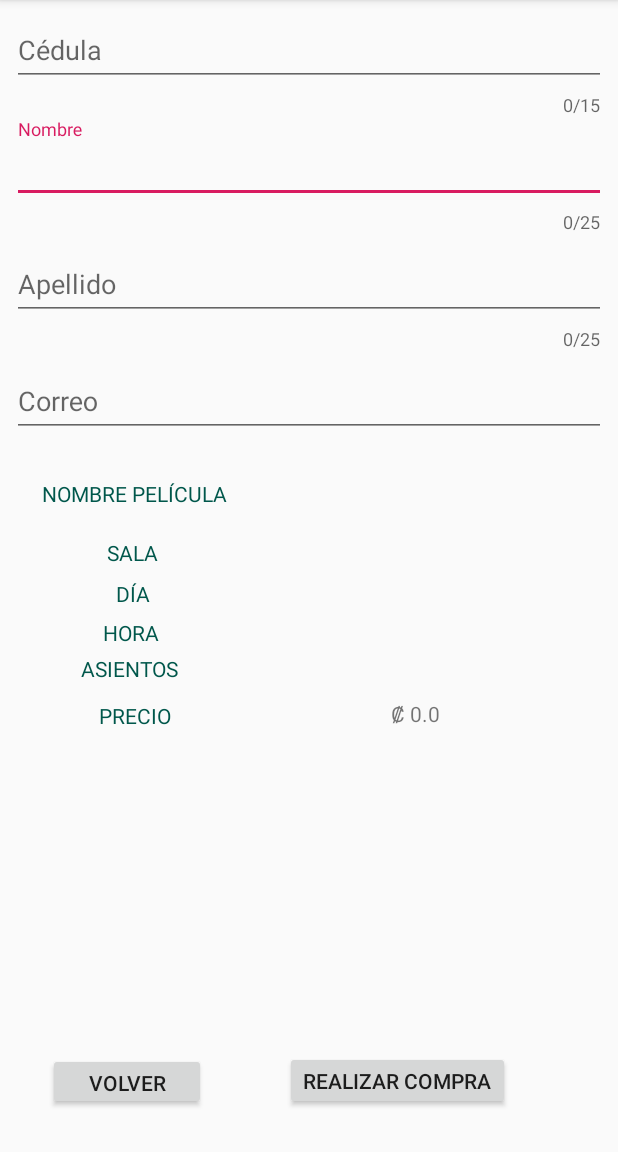
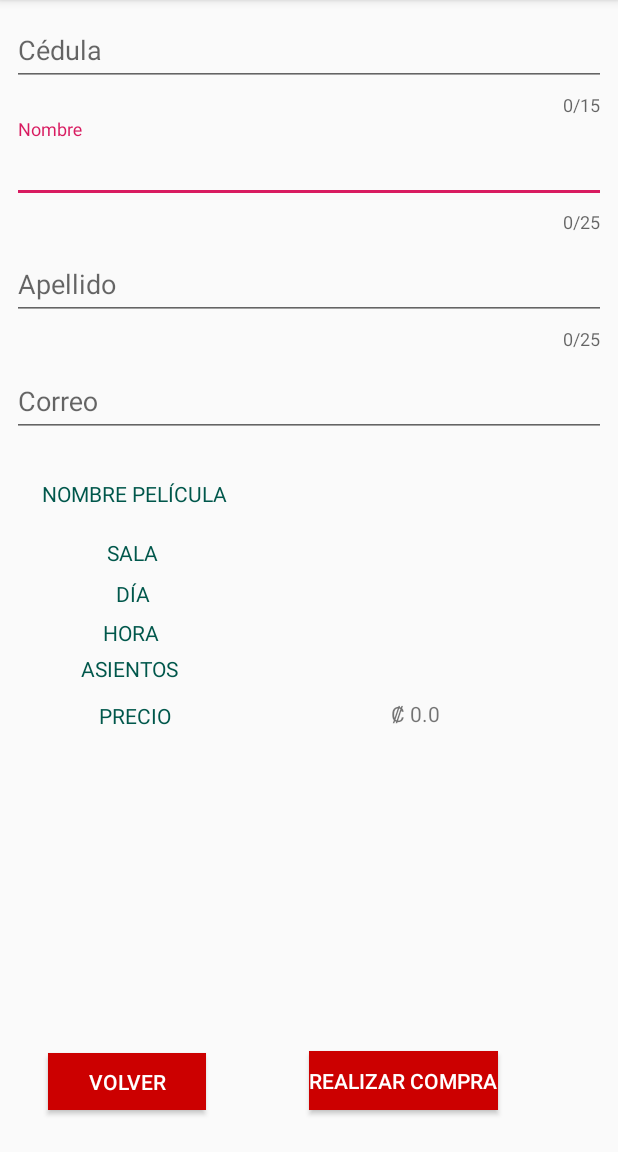
Before and after one commit to EithanMM/AppCine, an Android app: the ActivityPagoTiquete screen opened directly, with no data from a screen before it, on a phone screen of 412 x 824 dp, the part 84-1236 px from its top. Run offline under Robolectric (Android 15) with nearby library versions, the phone set to English and light mode, and no system bars; our stand-ins replace Volley; libraries missing offline, so code that uses them is left out: com.paypal.android, net.glxn.qrgen; network calls fail; 4 statements that could not run were skipped.

```diff
--- a/app/src/main/res/layout/activity_pago_tiquete.xml
+++ b/app/src/main/res/layout/activity_pago_tiquete.xml
@@ -103,7 +103,9 @@
         android:layout_height="38dp"
         android:layout_marginStart="32dp"
         android:layout_marginBottom="28dp"
+        android:background="@android:color/holo_red_dark"
         android:text="VOLVER"
+        android:textColor="@android:color/background_light"
         app:layout_constraintBottom_toBottomOf="parent"
         app:layout_constraintStart_toStartOf="parent" />
 
@@ -114,7 +116,9 @@
         android:layout_marginStart="8dp"
         android:layout_marginEnd="52dp"
         android:layout_marginBottom="28dp"
+        android:background="@android:color/holo_red_dark"
         android:text="REALIZAR COMPRA"
+        android:textColor="@android:color/background_light"
         app:layout_constraintBottom_toBottomOf="parent"
         app:layout_constraintEnd_toEndOf="parent"
         app:layout_constraintHorizontal_bias="0.687"
--- a/app/src/main/res/layout/activity_seleccion_butacas.xml
+++ b/app/src/main/res/layout/activity_seleccion_butacas.xml
@@ -15,7 +15,9 @@
         android:layout_marginTop="8dp"
         android:layout_marginEnd="8dp"
         android:layout_marginBottom="8dp"
+        android:background="@android:color/holo_red_dark"
         android:text="VOLVER"
+        android:textColor="@android:color/background_light"
         app:layout_constraintBottom_toBottomOf="parent"
         app:layout_constraintEnd_toStartOf="@+id/btn_continuar"
         app:layout_constraintHorizontal_bias="0.595"
@@ -30,7 +32,9 @@
         android:layout_marginTop="8dp"
         android:layout_marginEnd="60dp"
         android:layout_marginBottom="8dp"
+        android:background="@android:color/holo_red_dark"
         android:text="continuar"
+        android:textColor="@android:color/background_light"
         app:layout_constraintBottom_toBottomOf="parent"
         app:layout_constraintEnd_toEndOf="parent"
         app:layout_constraintTop_toTopOf="parent"
```
